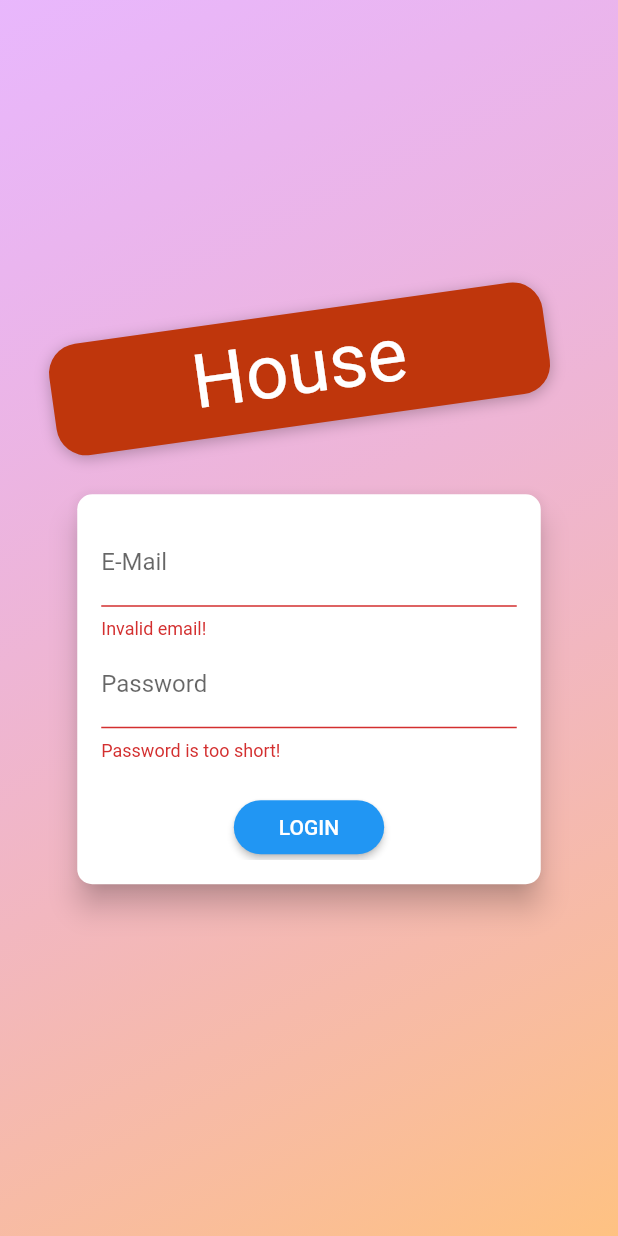
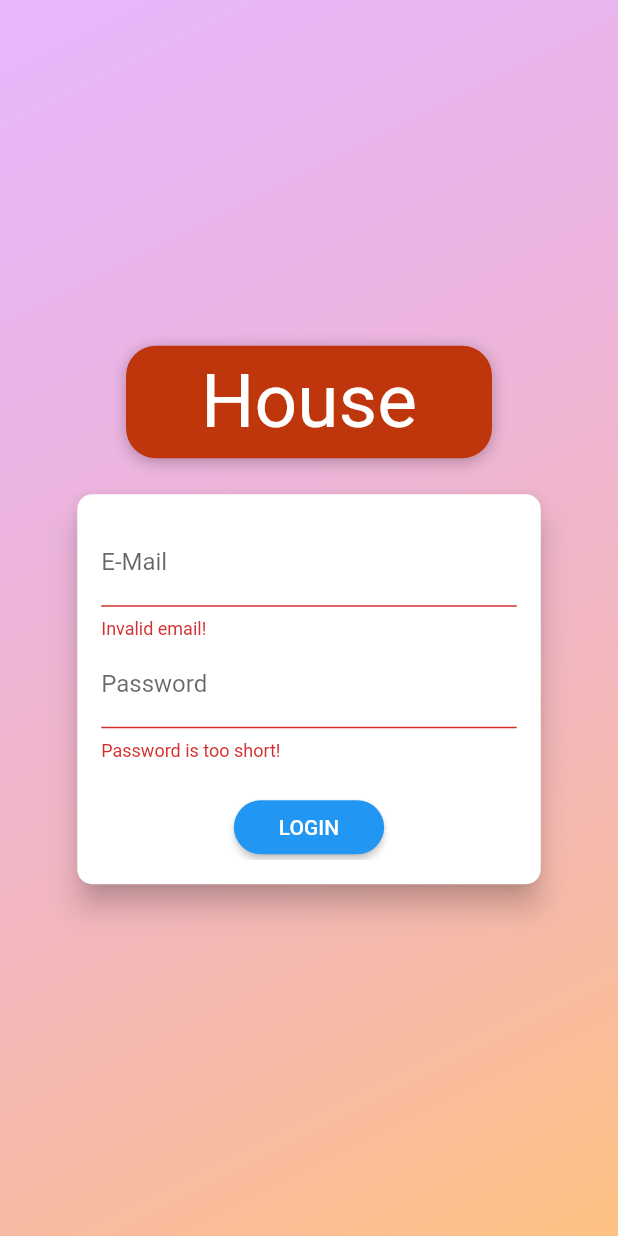
Before and after one commit to DeGolan/flutter_house_project, a Flutter app: the screen it shows after launch, after a tap on "LOGIN", on a phone screen of 412 x 824 dp. Run offline on Flutter 3.47's test engine with Material 2 defaults, Android fonts, the light colour scheme and no system bars; our stand-ins replace shared_preferences; network calls fail.

Commit message:
too much bugs good luck

```diff
--- a/lib/screens/auth_screen.dart
+++ b/lib/screens/auth_screen.dart
@@ -1,8 +1,7 @@
-import 'dart:math';
-
 import 'package:flutter/material.dart';
 import 'package:provider/provider.dart';
 
+import '../screens/auth_house_screen.dart';
 import '../models/http_exeption.dart';
 import '../providers/auth.dart';
 
@@ -47,10 +46,7 @@ class AuthScreen extends StatelessWidget {
                     child: Container(
                       margin: const EdgeInsets.only(bottom: 20.0),
                       padding: const EdgeInsets.symmetric(
-                          vertical: 8.0, horizontal: 94.0),
-                      transform: Matrix4.rotationZ(-8 * pi / 180)
-                        ..translate(-10.0),
-                      // ..translate(-10.0),
+                          vertical: 8.0, horizontal: 50.0),
                       decoration: BoxDecoration(
                         borderRadius: BorderRadius.circular(20),
                         color: Colors.deepOrange.shade900,
@@ -131,16 +127,19 @@ class _AuthCardState extends State<AuthCard> {
       _isLoading = true;
     });
     try {
+      final auth = Provider.of<Auth>(context, listen: false);
       if (_authMode == AuthMode.login) {
         // Log user in
-        await Provider.of<Auth>(context, listen: false)
-            .login(_authData['email'], _authData['password']);
+        await auth.login(_authData['email'], _authData['password']);
+        await auth.checkIfHasHouse();
       } else {
         // Sign user up
-        await Provider.of<Auth>(context, listen: false)
-            .signup(_authData['email'], _authData['password']);
+        auth.signup(_authData['email'], _authData['password']);
       }
     } on HttpExeption catch (error) {
+      setState(() {
+        _isLoading = false;
+      });
       var errorMessage = 'Authenticate failed';
       if (error.toString().contains('EMAIL_EXISTS')) {
         errorMessage = 'This email address is already in use.';
@@ -158,9 +157,6 @@ class _AuthCardState extends State<AuthCard> {
       var errorMessage = 'Could not authenticate you.Please try again later';
       _showErrorDialog(errorMessage);
     }
-    setState(() {
-      _isLoading = false;
-    });
   }
 
   void _switchAuthMode() {
@@ -184,9 +180,9 @@ class _AuthCardState extends State<AuthCard> {
       ),
       elevation: 8.0,
       child: Container(
-        height: _authMode == AuthMode.signup ? 320 : 260,
-        constraints:
-            BoxConstraints(minHeight: _authMode == AuthMode.signup ? 320 : 260),
+        height: _authMode == AuthMode.signup ? 1000 : 260,
+        constraints: BoxConstraints(
+            minHeight: _authMode == AuthMode.signup ? 1000 : 260),
         width: deviceSize.width * 0.75,
         padding: const EdgeInsets.all(16.0),
         child: Form(
```
Also changed, not shown: lib/providers/auth.dart (+74 -2 lines).
